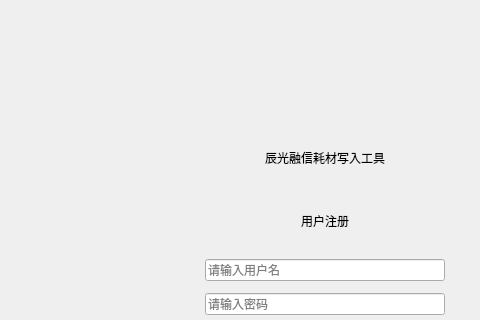
zlmone/supply_writer, file supplywriter.ui: the form before one commit; both pictures show x 210 to 690 and y 0 to 320 of the 690 by 540 pixel window.
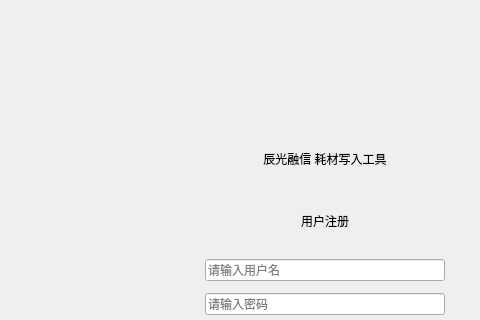
The form after the commit. The open tabs and pages were chosen to show the change.

```diff
--- a/supplywriter.ui
+++ b/supplywriter.ui
@@ -1257,7 +1257,10 @@
       <item>
        <widget class="QLabel" name="label_23">
         <property name="text">
-         <string>&lt;html&gt;&lt;head/&gt;&lt;body&gt;&lt;p align=&quot;center&quot;&gt;辰光融信耗材写入工具&lt;/p&gt;&lt;/body&gt;&lt;/html&gt;</string>
+         <string>辰光融信 耗材写入工具</string>
+        </property>
+        <property name="alignment">
+         <set>Qt::AlignCenter</set>
         </property>
        </widget>
       </item>
```
Left out of the diff: 19 changed lines with no effect on the pictures.
